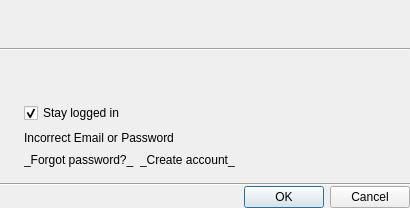
Above: client/nx_client_desktop/src/ui/dialogs/cloud/connect_to_cloud_dialog.ui from networkoptix/nx_open before the change. Below: the same form after it.
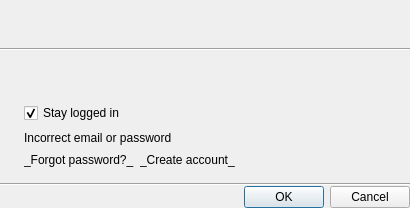
That is the form after the change. Custom widgets are drawn as their Qt base class.

Commit message:
VMS-6544: Change "Email" to "email"
<==== Mercurial data ====>
Branch: vms_3.1_gui

What changed in the file:
```diff
--- a/client/nx_client_desktop/src/ui/dialogs/cloud/connect_to_cloud_dialog.ui
+++ b/client/nx_client_desktop/src/ui/dialogs/cloud/connect_to_cloud_dialog.ui
@@ -92,7 +92,7 @@
       <item row="3" column="1">
        <widget class="QLabel" name="invalidCredentialsLabel">
         <property name="text">
-         <string>Incorrect Email or Password</string>
+         <string>Incorrect email or password</string>
         </property>
        </widget>
       </item>
```
The commit also changes 7 other files.
